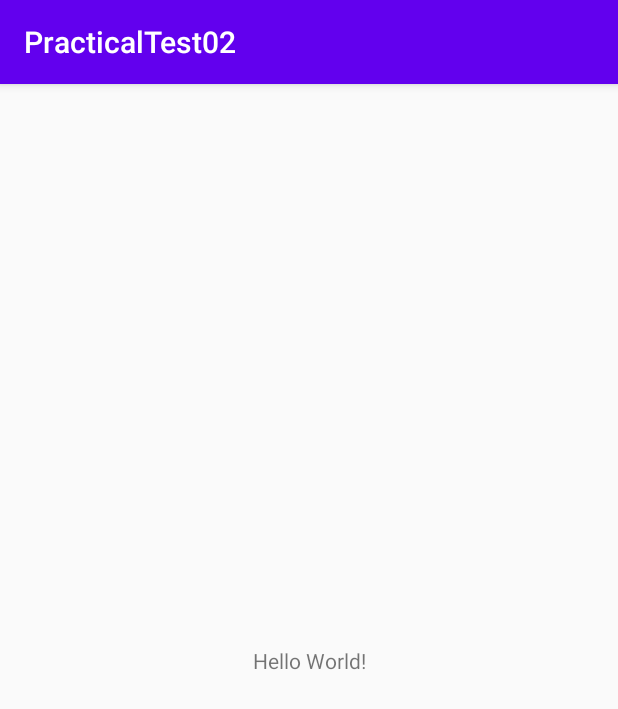
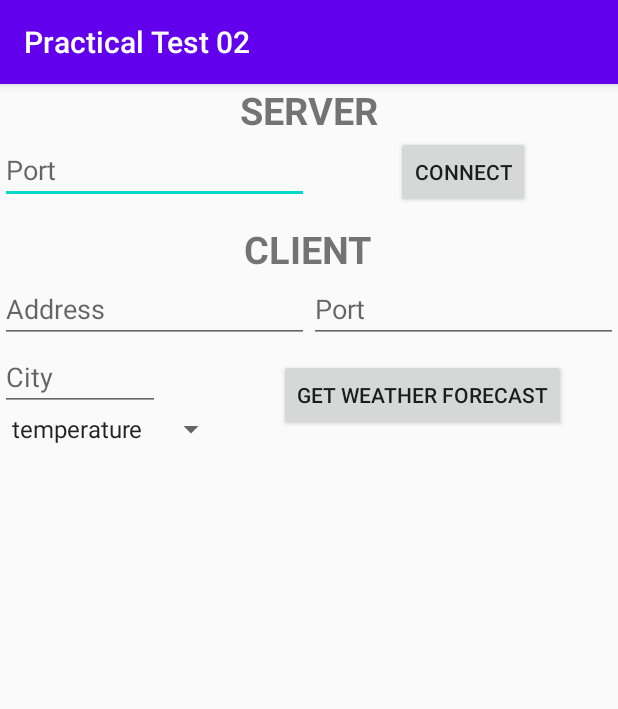
Before and after one commit to Alexandra-Andreea/ModelColocviu02, an Android app: the screen it shows after launch (PracticalTest02MainActivity), on a phone screen of 412 x 824 dp. Shown: the top 709 px of the screen. Run offline under Robolectric (Android 15) with nearby library versions, the phone set to English and light mode, and no system bars.

Commit message:
rezolvare 2

```diff
--- a/PracticalTest02/app/src/main/AndroidManifest.xml
+++ b/PracticalTest02/app/src/main/AndroidManifest.xml
@@ -1,6 +1,9 @@
 <?xml version="1.0" encoding="utf-8"?>
 <manifest xmlns:android="http://schemas.android.com/apk/res/android"
     package="ro.pub.cs.systems.eim.practicaltest02">
+
+    <uses-permission
+        android:name="android.permission.INTERNET" />
 
     <application
         android:allowBackup="true"
--- a/PracticalTest02/app/src/main/res/layout/activity_practical_test02_main.xml
+++ b/PracticalTest02/app/src/main/res/layout/activity_practical_test02_main.xml
@@ -1,18 +1,144 @@
 <?xml version="1.0" encoding="utf-8"?>
-<android.support.constraint.ConstraintLayout xmlns:android="http://schemas.android.com/apk/res/android"
+<LinearLayout xmlns:android="http://schemas.android.com/apk/res/android"
     xmlns:app="http://schemas.android.com/apk/res-auto"
     xmlns:tools="http://schemas.android.com/tools"
     android:layout_width="match_parent"
     android:layout_height="match_parent"
+    android:orientation="vertical"
     tools:context=".PracticalTest02MainActivity">
 
     <TextView
         android:layout_width="wrap_content"
         android:layout_height="wrap_content"
-        android:text="Hello World!"
-        app:layout_constraintBottom_toBottomOf="parent"
-        app:layout_constraintLeft_toLeftOf="parent"
-        app:layout_constraintRight_toRightOf="parent"
-        app:layout_constraintTop_toTopOf="parent" />
+        android:layout_gravity="center"
+        android:textSize="25sp"
+        android:textStyle="bold"
+        android:text="@string/server"/>
 
-</android.support.constraint.ConstraintLayout>
+    <LinearLayout
+        android:layout_width="match_parent"
+        android:layout_height="wrap_content"
+        android:baselineAligned="false">
+
+        <ScrollView
+            android:layout_width="0dp"
+            android:layout_height="wrap_content"
+            android:layout_weight="1">
+
+            <EditText
+                android:id="@+id/server_port_edit_text"
+                android:layout_width="match_parent"
+                android:layout_height="wrap_content"
+                android:hint="@string/server_port"/>
+
+        </ScrollView>
+
+        <ScrollView
+            android:layout_width="0dp"
+            android:layout_height="wrap_content"
+            android:layout_weight="1">
+
+            <Button
+                android:id="@+id/connect_button"
+                android:layout_width="wrap_content"
+                android:layout_height="wrap_content"
+                android:layout_gravity="center"
+                android:text="@string/connect"/>
+
+        </ScrollView>
+
+    </LinearLayout>
+
+    <Space
+        android:layout_width="wrap_content"
+        android:layout_height="10dp" />
+
+    <TextView
+        android:layout_width="wrap_content"
+        android:layout_height="wrap_content"
+        android:layout_gravity="center"
+        android:textSize="25sp"
+        android:textStyle="bold"
+        android:text="@string/client"/>
+
+    <LinearLayout
+        android:layout_width="match_parent"
+        android:layout_height="wrap_content"
+        android:baselineAligned="false">
+
+        <ScrollView
+            android:layout_width="0dp"
+            android:layout_height="wrap_content"
+            android:layout_weight="1">
+
+            <EditText
+                android:id="@+id/client_address_edit_text"
+                android:layout_width="match_parent"
+                android:layout_height="wrap_content"
+                android:hint="@string/client_address"/>
+
+        </ScrollView>
+
+        <ScrollView
+            android:layout_width="0dp"
+            android:layout_height="wrap_content"
+            android:layout_weight="1">
+
+            <EditText
+                android:id="@+id/client_port_edit_text"
+                android:layout_width="match_parent"
+                android:layout_height="wrap_content"
+                android:hint="@string/client_port"/>
+
+        </ScrollView>
+
+    </LinearLayout>
+
+    <GridLayout
+        android:layout_width="match_parent"
+        android:layout_height="wrap_content"
+        android:rowCount="2"
+        android:columnCount="2">
+
+        <EditText
+            android:id="@+id/city_edit_text"
+            android:layout_width="wrap_content"
+            android:layout_height="wrap_content"
+            android:ems="5"
+            android:hint="@string/city"
+            android:layout_row="0"
+            android:layout_column="0"/>
+
+        <Spinner
+            android:id="@+id/information_type_spinner"
+            android:layout_width="wrap_content"
+            android:layout_height="wrap_content"
+            android:entries="@array/information_types"
+            android:layout_row="1"
+            android:layout_column="0"/>
+
+        <Button
+            android:id="@+id/get_weather_forecast_button"
+            android:layout_width="wrap_content"
+            android:layout_height="wrap_content"
+            android:layout_gravity="center"
+            android:text="@string/get_weather_forecast"
+            android:layout_row="0"
+            android:layout_rowSpan="2"
+            android:layout_column="1"/>
+
+    </GridLayout>
+
+    <ScrollView
+        android:layout_width="match_parent"
+        android:layout_height="match_parent">
+
+        <TextView
+            android:id="@+id/weather_forecast_text_view"
+            android:layout_width="match_parent"
+            android:layout_height="wrap_content"
+            android:maxLines="10"/>
+
+    </ScrollView>
+
+</LinearLayout>
--- a/PracticalTest02/app/src/main/res/values/strings.xml
+++ b/PracticalTest02/app/src/main/res/values/strings.xml
@@ -1,3 +1,20 @@
 <resources>
-    <string name="app_name">PracticalTest02</string>
+    <string name="app_name">Practical Test 02</string>
+    <string name="server">SERVER</string>
+    <string name="server_port">Port</string>
+    <string name="connect">Connect</string>
+    <string name="client">CLIENT</string>
+    <string name="client_address">Address</string>
+    <string name="client_port">Port</string>
+    <string name="city">City</string>
+    <string name="information_type">Information Type</string>
+    <string name="get_weather_forecast">Get Weather Forecast</string>
+    <string-array name="information_types">
+        <item>temperature</item>
+        <item>wind_speed</item>
+        <item>condition</item>
+        <item>pressure</item>
+        <item>humidity</item>
+        <item>all</item>
+    </string-array>
 </resources>
```
